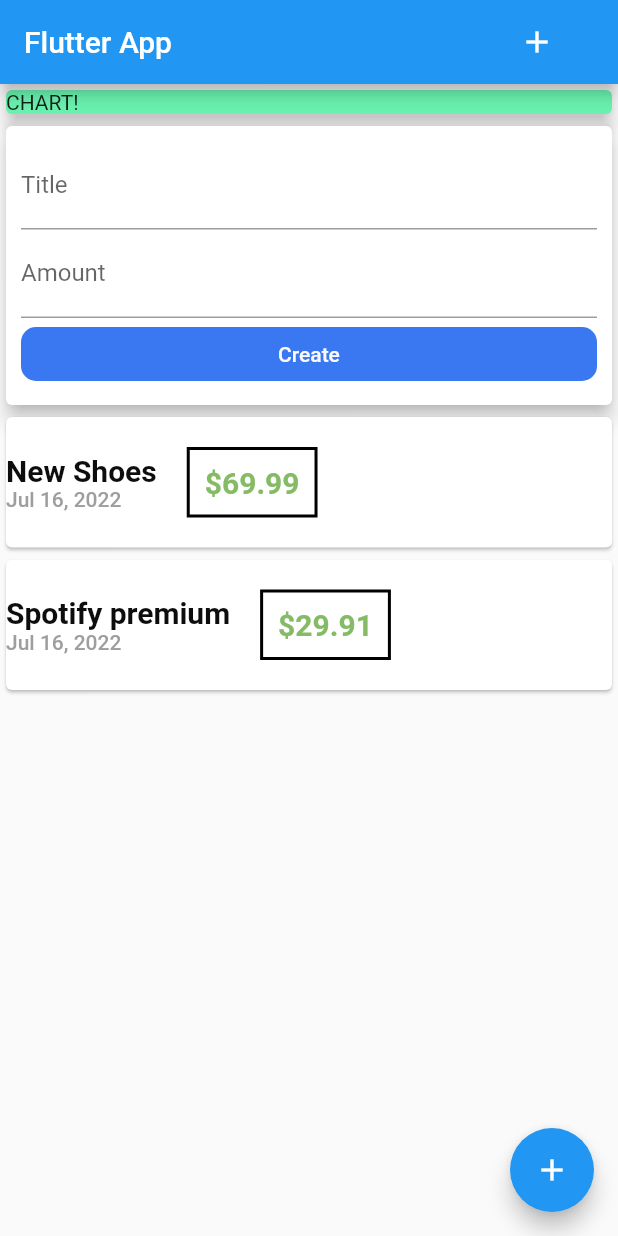
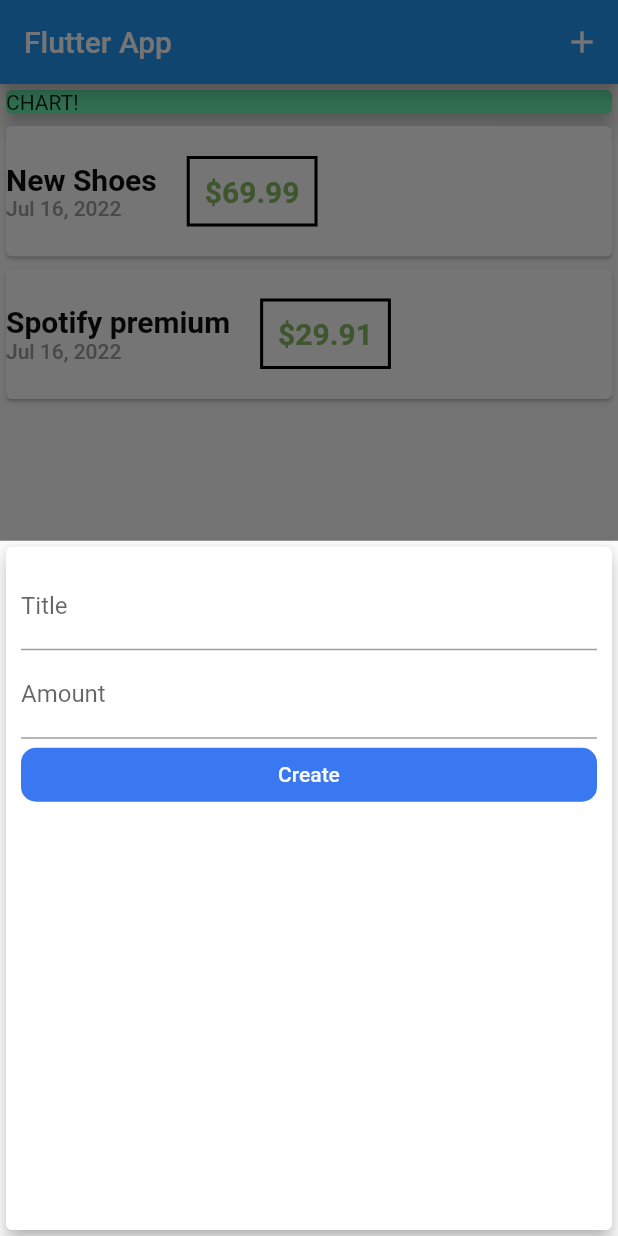
Before and after one commit to Batavoo/flutter_expenses_app, a Flutter app: the screen it shows after launch, after a tap on the "add" icon, on a phone screen of 412 x 824 dp. Run offline on Flutter 3.47's test engine with Material 2 defaults, Android fonts, the phone set to English and light mode, and no system bars.

```diff
--- a/lib/main.dart
+++ b/lib/main.dart
@@ -1,8 +1,11 @@
 // ignore_for_file: prefer_const_literals_to_create_immutables, prefer_const_constructors
 
 import 'package:flutter/material.dart';
-import 'package:flutter_complete_guide/widgets/user_transactions.dart';
+import './widgets/transaction_list.dart';
+import './widgets/new_transaction.dart';
 import 'package:intl/intl.dart';
+
+import 'models/transaction.dart';
 
 void main() => runApp(MyApp());
 
@@ -16,17 +19,59 @@ class MyApp extends StatelessWidget {
   }
 }
 
-class MyHomePage extends StatelessWidget {
+class MyHomePage extends StatefulWidget {
+  @override
+  State<MyHomePage> createState() => _MyHomePageState();
+}
+
+class _MyHomePageState extends State<MyHomePage> {
+  final List<Transaction> _userTransaction = [
+    Transaction(
+      id: "t1",
+      title: "New Shoes",
+      amount: 69.99,
+      date: DateTime.now(),
+    ),
+    Transaction(
+      id: "t2",
+      title: "Spotify premium",
+      amount: 29.91,
+      date: DateTime.now(),
+    ),
+  ];
+
+  void _addNewTransaction(String txTitle, double txAmount) {
+    final newTx = Transaction(
+      id: DateTime.now().toString(),
+      title: txTitle,
+      amount: txAmount,
+      date: DateTime.now(),
+    );
+
+    setState(() {
+      _userTransaction.add(newTx);
+    });
+  }
+
+  void _startAddNewTransaction(BuildContext ctx) {
+    showModalBottomSheet(
+      context: ctx,
+      builder: (_) {
+        return NewTransaction(_addNewTransaction);
+      },
+    );
+  }
+
   @override
   Widget build(BuildContext context) {
     return Scaffold(
       appBar: AppBar(
         title: Text('Flutter App'),
         actions: <Widget>[
-          Container(
-            margin: EdgeInsets.only(right: 30),
+          Align(
+            alignment: Alignment.center,
             child: IconButton(
-              onPressed: () {},
+              onPressed: () => _startAddNewTransaction(context),
               icon: Icon(Icons.add),
             ),
           ),
@@ -45,12 +90,16 @@ class MyHomePage extends StatelessWidget {
                 elevation: 5,
               ),
             ),
-            UserTransactions()
+            TransactionList(_userTransaction)
           ],
         ),
       ),
-      floatingActionButton: FloatingActionButton(
-        child: Icon(Icons.add),
+      floatingActionButton: Align(
+        alignment: FractionalOffset(0.90, 0.95),
+        child: FloatingActionButton(
+          child: Icon(Icons.add),
+          onPressed: () => _startAddNewTransaction(context),
+        ),
       ),
     );
   }
--- a/lib/widgets/user_transactions.dart
+++ /dev/null
@@ -1,54 +0,0 @@
-import 'package:flutter/src/foundation/key.dart';
-import 'package:flutter/src/widgets/framework.dart';
-import 'package:flutter/material.dart';
-
-import './new_transaction.dart';
-import './transaction_list.dart';
-import '../models/transaction.dart';
-
-class UserTransactions extends StatefulWidget {
-  const UserTransactions({Key key}) : super(key: key);
-
-  @override
-  State<UserTransactions> createState() => _UserTransactionsState();
-}
-
-class _UserTransactionsState extends State<UserTransactions> {
-  final List<Transaction> _userTransaction = [
-    Transaction(
-      id: "t1",
-      title: "New Shoes",
-      amount: 69.99,
-      date: DateTime.now(),
-    ),
-    Transaction(
-      id: "t2",
-      title: "Spotify premium",
-      amount: 29.91,
-      date: DateTime.now(),
-    ),
-  ];
-
-  void _addNewTransaction(String txTitle, double txAmount) {
-    final newTx = Transaction(
-      id: DateTime.now().toString(),
-      title: txTitle,
-      amount: txAmount,
-      date: DateTime.now(),
-    );
-
-    setState(() {
-      _userTransaction.add(newTx);
-    });
-  }
-
-  @override
-  Widget build(BuildContext context) {
-    return Column(
-      children: <Widget>[
-        NewTransaction(_addNewTransaction),
-        TransactionList(_userTransaction),
-      ],
-    );
-  }
-}
```
